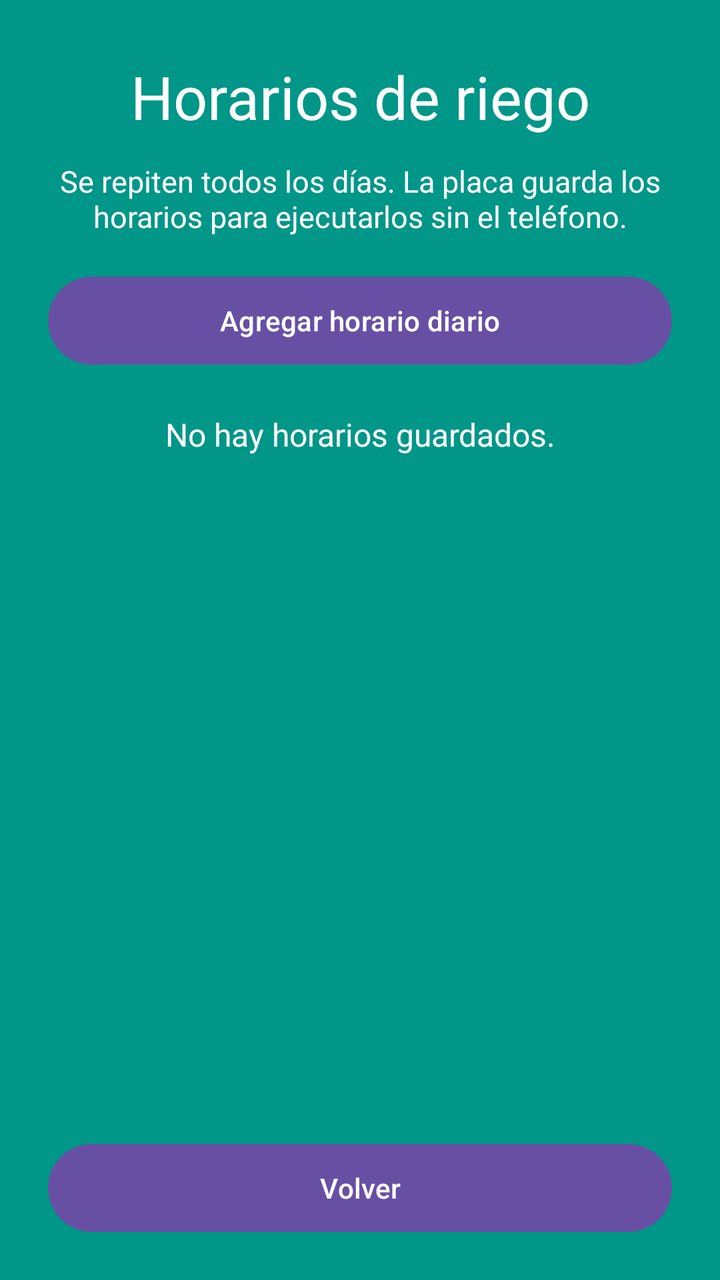
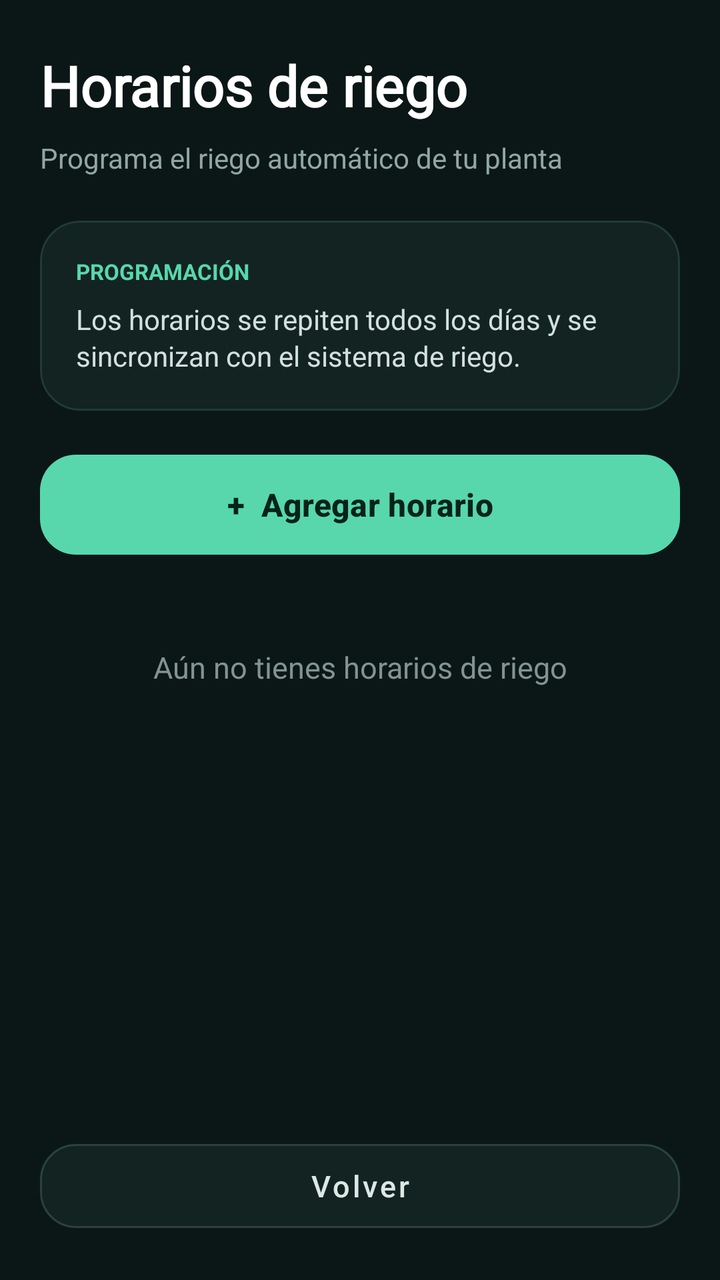

Screens rendered from an Android XML layout before and after an edit, with the pre-edit source and the edit as a unified diff.
<!-- AndroidManifest.xml: application theme Theme.ArduinoApp -->
<!-- res/layout/activity_alarmas.xml -->
<?xml version="1.0" encoding="utf-8"?>
<androidx.constraintlayout.widget.ConstraintLayout xmlns:android="http://schemas.android.com/apk/res/android"
    xmlns:app="http://schemas.android.com/apk/res-auto"
    android:id="@+id/main"
    android:layout_width="match_parent"
    android:layout_height="match_parent"
    android:background="#009688">

    <TextView
        android:id="@+id/tvTituloAlarmas"
        android:layout_width="0dp"
        android:layout_height="wrap_content"
        android:layout_marginStart="24dp"
        android:layout_marginTop="28dp"
        android:layout_marginEnd="24dp"
        android:fontFamily="@font/comfortaa"
        android:gravity="center"
        android:text="Horarios de riego"
        android:textColor="#FFFFFF"
        android:textSize="30sp"
        app:layout_constraintEnd_toEndOf="parent"
        app:layout_constraintStart_toStartOf="parent"
        app:layout_constraintTop_toTopOf="parent" />

    <TextView
        android:id="@+id/tvDescripcionAlarmas"
        android:layout_width="0dp"
        android:layout_height="wrap_content"
        android:layout_marginStart="24dp"
        android:layout_marginTop="12dp"
        android:layout_marginEnd="24dp"
        android:gravity="center"
        android:text="Se repiten todos los días. La placa guarda los horarios para ejecutarlos sin el teléfono."
        android:textColor="#FFFFFF"
        android:textSize="15sp"
        app:layout_constraintEnd_toEndOf="parent"
        app:layout_constraintStart_toStartOf="parent"
        app:layout_constraintTop_toBottomOf="@id/tvTituloAlarmas" />

    <Button
        android:id="@+id/btnAgregarAlarma"
        android:layout_width="0dp"
        android:layout_height="wrap_content"
        android:layout_marginStart="24dp"
        android:layout_marginTop="16dp"
        android:layout_marginEnd="24dp"
        android:minHeight="52dp"
        android:text="Agregar horario diario"
        app:layout_constraintEnd_toEndOf="parent"
        app:layout_constraintStart_toStartOf="parent"
        app:layout_constraintTop_toBottomOf="@id/tvDescripcionAlarmas" />

    <TextView
        android:id="@+id/tvAlarmasVacio"
        android:layout_width="0dp"
        android:layout_height="wrap_content"
        android:layout_marginStart="24dp"
        android:layout_marginTop="20dp"
        android:layout_marginEnd="24dp"
        android:gravity="center"
        android:text="No hay horarios guardados."
        android:textColor="#FFFFFF"
        android:textSize="16sp"
        app:layout_constraintEnd_toEndOf="parent"
        app:layout_constraintStart_toStartOf="parent"
        app:layout_constraintTop_toBottomOf="@id/btnAgregarAlarma" />

    <ScrollView
        android:id="@+id/scrollAlarmas"
        android:layout_width="0dp"
        android:layout_height="0dp"
        android:layout_marginStart="16dp"
        android:layout_marginTop="12dp"
        android:layout_marginEnd="16dp"
        android:layout_marginBottom="12dp"
        app:layout_constraintBottom_toTopOf="@id/btnVolverAlarmas"
        app:layout_constraintEnd_toEndOf="parent"
        app:layout_constraintStart_toStartOf="parent"
        app:layout_constraintTop_toBottomOf="@id/tvAlarmasVacio">

        <LinearLayout
            android:id="@+id/listaAlarmas"
            android:layout_width="match_parent"
            android:layout_height="wrap_content"
            android:orientation="vertical" />
    </ScrollView>

    <Button
        android:id="@+id/btnVolverAlarmas"
        android:layout_width="0dp"
        android:layout_height="wrap_content"
        android:layout_marginStart="24dp"
        android:layout_marginEnd="24dp"
        android:layout_marginBottom="20dp"
        android:minHeight="52dp"
        android:text="Volver"
        app:layout_constraintBottom_toBottomOf="parent"
        app:layout_constraintEnd_toEndOf="parent"
        app:layout_constraintStart_toStartOf="parent" />

</androidx.constraintlayout.widget.ConstraintLayout>
<!-- resources referenced by this layout -->
<resources>
  <style name="Theme.ArduinoApp" parent="Base.Theme.ArduinoApp" />
  <style name="Base.Theme.ArduinoApp" parent="Theme.Material3.DayNight.NoActionBar">
          
          
      </style>
</resources>

<!-- the commit's change to res/layout/activity_alarmas.xml (unified diff, before → after) -->
@@ -1,23 +1,26 @@
 <?xml version="1.0" encoding="utf-8"?>
-<androidx.constraintlayout.widget.ConstraintLayout xmlns:android="http://schemas.android.com/apk/res/android"
+<androidx.constraintlayout.widget.ConstraintLayout
+    xmlns:android="http://schemas.android.com/apk/res/android"
     xmlns:app="http://schemas.android.com/apk/res-auto"
+    xmlns:tools="http://schemas.android.com/tools"
     android:id="@+id/main"
     android:layout_width="match_parent"
     android:layout_height="match_parent"
-    android:background="#009688">
+    android:background="#0B1716"
+    tools:context=".AlarmasActivity">
 
     <TextView
         android:id="@+id/tvTituloAlarmas"
         android:layout_width="0dp"
         android:layout_height="wrap_content"
-        android:layout_marginStart="24dp"
-        android:layout_marginTop="28dp"
-        android:layout_marginEnd="24dp"
+        android:layout_marginStart="20dp"
+        android:layout_marginTop="24dp"
+        android:layout_marginEnd="20dp"
         android:fontFamily="@font/comfortaa"
-        android:gravity="center"
         android:text="Horarios de riego"
         android:textColor="#FFFFFF"
-        android:textSize="30sp"
+        android:textSize="28sp"
+        android:textStyle="bold"
         app:layout_constraintEnd_toEndOf="parent"
         app:layout_constraintStart_toStartOf="parent"
         app:layout_constraintTop_toTopOf="parent" />
@@ -26,41 +29,89 @@
         android:id="@+id/tvDescripcionAlarmas"
         android:layout_width="0dp"
         android:layout_height="wrap_content"
-        android:layout_marginStart="24dp"
-        android:layout_marginTop="12dp"
-        android:layout_marginEnd="24dp"
-        android:gravity="center"
-        android:text="Se repiten todos los días. La placa guarda los horarios para ejecutarlos sin el teléfono."
-        android:textColor="#FFFFFF"
-        android:textSize="15sp"
+        android:layout_marginStart="20dp"
+        android:layout_marginTop="8dp"
+        android:layout_marginEnd="20dp"
+        android:text="Programa el riego automático de tu planta"
+        android:textColor="#91A7A4"
+        android:textSize="14sp"
         app:layout_constraintEnd_toEndOf="parent"
         app:layout_constraintStart_toStartOf="parent"
         app:layout_constraintTop_toBottomOf="@id/tvTituloAlarmas" />
 
-    <Button
+    <com.google.android.material.card.MaterialCardView
+        android:id="@+id/cardInfoAlarmas"
+        android:layout_width="0dp"
+        android:layout_height="wrap_content"
+        android:layout_marginStart="20dp"
+        android:layout_marginTop="22dp"
+        android:layout_marginEnd="20dp"
+        app:cardBackgroundColor="#132321"
+        app:cardCornerRadius="20dp"
+        app:cardElevation="0dp"
+        app:strokeColor="#203B37"
+        app:strokeWidth="1dp"
+        app:layout_constraintEnd_toEndOf="parent"
+        app:layout_constraintStart_toStartOf="parent"
+        app:layout_constraintTop_toBottomOf="@id/tvDescripcionAlarmas">
+
+        <LinearLayout
+            android:layout_width="match_parent"
+            android:layout_height="wrap_content"
+            android:orientation="vertical"
+            android:padding="18dp">
+
+            <TextView
+                android:layout_width="match_parent"
+                android:layout_height="wrap_content"
+                android:text="PROGRAMACIÓN"
+                android:textColor="#58D7AC"
+                android:textSize="11sp"
+                android:textStyle="bold" />
+
+            <TextView
+                android:layout_width="match_parent"
+                android:layout_height="wrap_content"
+                android:layout_marginTop="7dp"
+                android:text="Los horarios se repiten todos los días y se sincronizan con el sistema de riego."
+                android:textColor="#D3E0DD"
+                android:textSize="14sp"
+                android:lineSpacingExtra="2dp" />
+
+        </LinearLayout>
+
+    </com.google.android.material.card.MaterialCardView>
+
+    <com.google.android.material.button.MaterialButton
         android:id="@+id/btnAgregarAlarma"
         android:layout_width="0dp"
-        android:layout_height="wrap_content"
-        android:layout_marginStart="24dp"
-        android:layout_marginTop="16dp"
-        android:layout_marginEnd="24dp"
-        android:minHeight="52dp"
-        android:text="Agregar horario diario"
+        android:layout_height="58dp"
+        android:layout_marginStart="20dp"
+        android:layout_marginTop="18dp"
+        android:layout_marginEnd="20dp"
+        android:text="+  Agregar horario"
+        android:textAllCaps="false"
+        android:textColor="#06231A"
+        android:textSize="16sp"
+        android:textStyle="bold"
+        app:backgroundTint="#58D7AC"
+        app:cornerRadius="18dp"
         app:layout_constraintEnd_toEndOf="parent"
         app:layout_constraintStart_toStartOf="parent"
-        app:layout_constraintTop_toBottomOf="@id/tvDescripcionAlarmas" />
+        app:layout_constraintTop_toBottomOf="@id/cardInfoAlarmas" />
 
     <TextView
         android:id="@+id/tvAlarmasVacio"
         android:layout_width="0dp"
         android:layout_height="wrap_content"
-        android:layout_marginStart="24dp"
-        android:layout_marginTop="20dp"
-        android:layout_marginEnd="24dp"
+        android:layout_marginStart="20dp"
+        android:layout_marginTop="22dp"
+        android:layout_marginEnd="20dp"
         android:gravity="center"
-        android:text="No hay horarios guardados."
-        android:textColor="#FFFFFF"
-        android:textSize="16sp"
+        android:padding="20dp"
+        android:text="Aún no tienes horarios de riego"
+        android:textColor="#819491"
+        android:textSize="15sp"
         app:layout_constraintEnd_toEndOf="parent"
         app:layout_constraintStart_toStartOf="parent"
         app:layout_constraintTop_toBottomOf="@id/btnAgregarAlarma" />
@@ -69,10 +120,13 @@
         android:id="@+id/scrollAlarmas"
         android:layout_width="0dp"
         android:layout_height="0dp"
-        android:layout_marginStart="16dp"
-        android:layout_marginTop="12dp"
-        android:layout_marginEnd="16dp"
-        android:layout_marginBottom="12dp"
+        android:layout_marginStart="20dp"
+        android:layout_marginTop="8dp"
+        android:layout_marginEnd="20dp"
+        android:layout_marginBottom="16dp"
+        android:clipToPadding="false"
+        android:fillViewport="true"
+        android:scrollbars="none"
         app:layout_constraintBottom_toTopOf="@id/btnVolverAlarmas"
         app:layout_constraintEnd_toEndOf="parent"
         app:layout_constraintStart_toStartOf="parent"
@@ -82,18 +136,28 @@
             android:id="@+id/listaAlarmas"
             android:layout_width="match_parent"
             android:layout_height="wrap_content"
-            android:orientation="vertical" />
+            android:orientation="vertical"
+            android:paddingTop="4dp"
+            android:paddingBottom="4dp" />
+
     </ScrollView>
 
-    <Button
+    <com.google.android.material.button.MaterialButton
         android:id="@+id/btnVolverAlarmas"
+        style="@style/Widget.MaterialComponents.Button.OutlinedButton"
         android:layout_width="0dp"
-        android:layout_height="wrap_content"
-        android:layout_marginStart="24dp"
-        android:layout_marginEnd="24dp"
+        android:layout_height="54dp"
+        android:layout_marginStart="20dp"
+        android:layout_marginEnd="20dp"
         android:layout_marginBottom="20dp"
-        android:minHeight="52dp"
         android:text="Volver"
+        android:textAllCaps="false"
+        android:textColor="#DDE8E5"
+        android:textSize="15sp"
+        app:backgroundTint="#132321"
+        app:cornerRadius="18dp"
+        app:strokeColor="#29423E"
+        app:strokeWidth="1dp"
         app:layout_constraintBottom_toBottomOf="parent"
         app:layout_constraintEnd_toEndOf="parent"
         app:layout_constraintStart_toStartOf="parent" />
